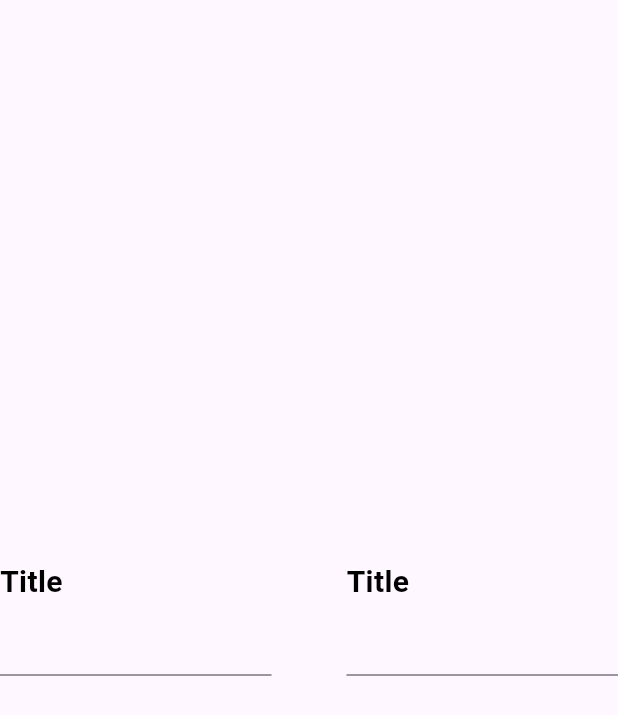
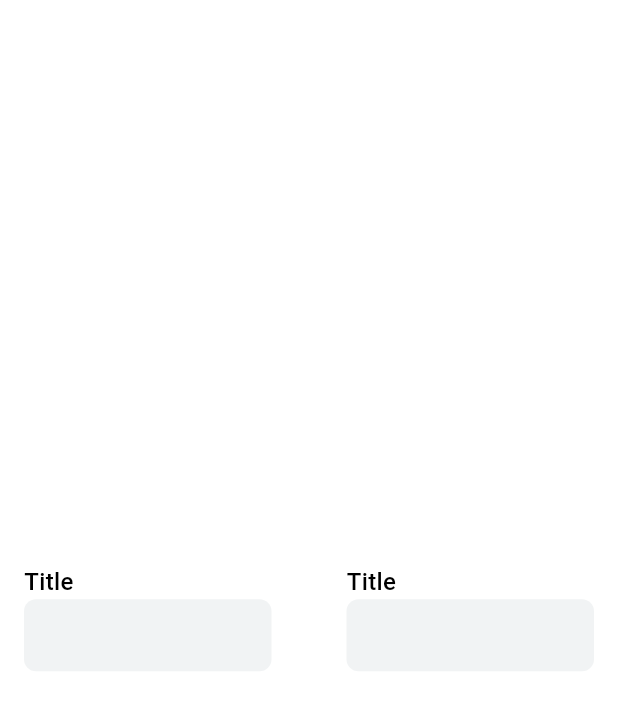
Before and after one commit to Mohamed-Elrashidy/Training-Academy, a Flutter app: the screen it shows after launch, on a phone screen of 412 x 824 dp. Shown: the top 715 px of the screen. Run offline on Flutter 3.47's test engine with Material 3 defaults, Android fonts, the phone set to English and light mode, and no system bars; drawn by our look-alikes of sentry_flutter; our stand-ins replace flutter_bloc.

Commit message:
project:responsive structure added

```diff
--- /dev/null
+++ b/lib/core/extensions/extension.dart
@@ -0,0 +1,5 @@
+import 'package:training_acedamy/core/theme/app_size_checkpoints.dart';
+
+extension ResponsiveSizeExtension on int {
+  double get sp => AppSizeCheckpointsManager.fontSizeMultiplier() * this;
+}
--- a/lib/core/theme/app_colors.dart
+++ b/lib/core/theme/app_colors.dart
@@ -7,4 +7,10 @@ class AppColors {
   static Color accentColor = Color(0xFF03DAC6);
   static Color blackColor = Color(0xFF000000);
   static Color whiteColor = Color(0xFFFFFFFF);
+
+  static Color get lightScaffoldBackground => Color(0xFFFFFFFF);
+  static Color get darkScaffoldBackground => Color(0xFF121212);
+
+  static Color get lightGrey => Color(0xFFF1F3F4);
+  static Color get darkGrey => Color(0xFF2C2C2C);
 }
--- a/lib/core/theme/app_custom_color.dart
+++ b/lib/core/theme/app_custom_color.dart
@@ -2,6 +2,15 @@ import 'package:training_acedamy/core/theme/app_colors.dart';
 import 'package:training_acedamy/core/theme/custom_color_entity.dart';
 
 class AppCustomColor {
+  static CustomColorEntity get scaffoldBackground => CustomColorEntity(
+    lightColor: AppColors.lightScaffoldBackground,
+    darkColor: AppColors.darkScaffoldBackground,
+  );
+  static CustomColorEntity get textFieldFillColor => CustomColorEntity(
+    lightColor: AppColors.lightGrey,
+    darkColor: AppColors.darkGrey,
+  );
+
   static CustomColorEntity get primaryColor => CustomColorEntity(
     lightColor: AppColors.primaryColor,
     darkColor: AppColors.primaryColor,
--- /dev/null
+++ b/lib/core/widgets/custom_scaffold.dart
@@ -0,0 +1,15 @@
+import 'package:flutter/material.dart';
+import 'package:training_acedamy/core/extensions/extension.dart';
+import 'package:training_acedamy/core/theme/app_custom_color.dart';
+
+class CustomScaffold extends StatelessWidget {
+  CustomScaffold({required this.body, super.key});
+  Widget body;
+  @override
+  Widget build(BuildContext context) {
+    return Scaffold(
+      backgroundColor: AppCustomColor.scaffoldBackground.color,
+      body: Padding(padding: EdgeInsets.all(16.sp), child: body),
+    );
+  }
+}
--- a/lib/core/widgets/custom_text_field.dart
+++ b/lib/core/widgets/custom_text_field.dart
@@ -1,4 +1,6 @@
 import 'package:flutter/material.dart';
+import 'package:training_acedamy/core/extensions/extension.dart';
+import 'package:training_acedamy/core/theme/app_custom_color.dart';
 
 class CustomTextField extends StatelessWidget {
   CustomTextField({
@@ -6,10 +8,46 @@ class CustomTextField extends StatelessWidget {
     required this.controller,
     super.key,
   });
-  bool isReadOnly;
-  TextEditingController controller;
+  final bool isReadOnly;
+  final TextEditingController controller;
   @override
   Widget build(BuildContext context) {
-    return TextFormField(controller: controller, readOnly: isReadOnly);
+    return TextFormField(
+      controller: controller,
+      readOnly: isReadOnly,
+
+      decoration: InputDecoration(
+        fillColor: AppCustomColor.textFieldFillColor.color,
+        filled: true,
+        border: OutlineInputBorder(borderRadius: BorderRadius.circular(4.sp)),
+        enabledBorder: OutlineInputBorder(
+          borderSide: BorderSide(color: Colors.transparent, width: 1.sp),
+          borderRadius: BorderRadius.circular(8.sp),
+        ),
+        focusedBorder: OutlineInputBorder(
+          borderSide: BorderSide(
+            color: AppCustomColor.primaryColor.color,
+            width: 1.sp,
+          ),
+          borderRadius: BorderRadius.circular(8.sp),
+        ),
+        errorBorder: OutlineInputBorder(
+          borderSide: BorderSide(color: Colors.red, width: 1.sp),
+          borderRadius: BorderRadius.circular(8.sp),
+        ),
+        focusedErrorBorder: OutlineInputBorder(
+          borderSide: BorderSide(color: Colors.red, width: 1.sp),
+          borderRadius: BorderRadius.circular(8.sp),
+        ),
+        disabledBorder: OutlineInputBorder(
+          borderSide: BorderSide(
+            color: AppCustomColor.blackFont.color.withOpacity(0.5),
+            width: 1.sp,
+          ),
+          borderRadius: BorderRadius.circular(8.sp),
+        ),
+        contentPadding: EdgeInsets.symmetric(horizontal: 9.sp, vertical: 9.sp),
+      ),
+    );
   }
 }
--- a/lib/core/widgets/custom_text_field_with_title.dart
+++ b/lib/core/widgets/custom_text_field_with_title.dart
@@ -12,7 +12,7 @@ class CustomTextFieldWithTitle extends StatelessWidget {
       child: Column(
         crossAxisAlignment: CrossAxisAlignment.start,
         children: [
-          Text("Title", style: AppTextStyles.heading3),
+          Text("Title", style: AppTextStyles.bodyLarge),
           CustomTextField(controller: TextEditingController()),
         ],
       ),
--- a/lib/features/authentication/presentation/ui/pages/login_page.dart
+++ b/lib/features/authentication/presentation/ui/pages/login_page.dart
@@ -1,4 +1,6 @@
 import 'package:flutter/material.dart';
+import 'package:training_acedamy/core/extensions/extension.dart';
+import 'package:training_acedamy/core/widgets/custom_scaffold.dart';
 import 'package:training_acedamy/core/widgets/custom_text_field_with_title.dart';
 
 class LoginPage extends StatelessWidget {
@@ -6,12 +8,12 @@ class LoginPage extends StatelessWidget {
 
   @override
   Widget build(BuildContext context) {
-    return Scaffold(
+    return CustomScaffold(
       body: Column(
         mainAxisAlignment: MainAxisAlignment.center,
         children: [
           Row(
-            spacing: 50,
+            spacing: 50.sp,
             children: [CustomTextFieldWithTitle(), CustomTextFieldWithTitle()],
           ),
         ],
--- a/lib/training_academy_app.dart
+++ b/lib/training_academy_app.dart
@@ -1,6 +1,5 @@
 /// ****************** FILE INFO ******************
 /// File Name: training_academy_app.dart
-/// Purpose: Main app widget with Sentry integration
 /// Author: Mohamed Elrashidy
 /// Created At: 15/01/2026
 
@@ -23,10 +22,7 @@ class TrainingAcademyApp extends StatelessWidget {
         builder: (_, __) => MaterialApp(
           navigatorKey: appMainNavigatorKey,
           title: 'Training Academy',
-          theme: ThemeData(
-            colorScheme: ColorScheme.fromSeed(seedColor: Colors.deepPurple),
-            useMaterial3: true,
-          ),
+          theme: ThemeData(useMaterial3: true, hoverColor: Colors.transparent),
           home: LoginPage(),
         ),
       ),
```
Also changed, not shown: pubspec.lock, pubspec.yaml (line endings or trailing spaces).
